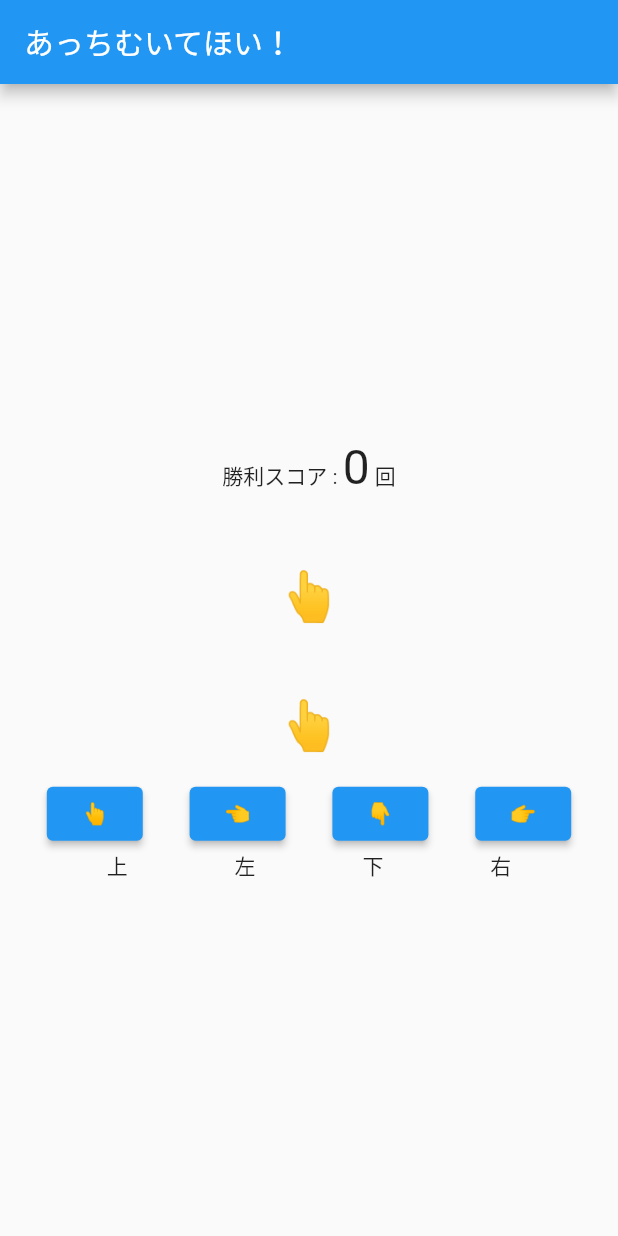
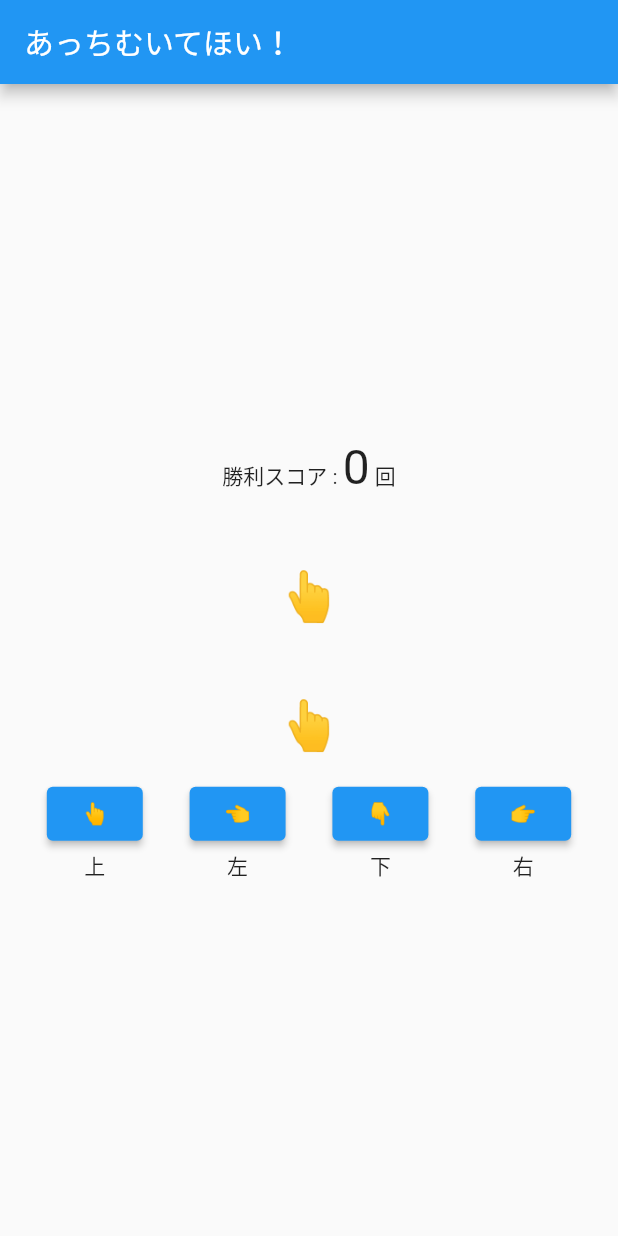
Before and after one commit to masiro0000/attimuitehoi22_12_31, a Flutter app: the screen it shows after launch, on a phone screen of 412 x 824 dp. Run offline on Flutter 3.47's test engine with Material 2 defaults, Android fonts, the phone set to English and light mode, and no system bars.

Commit message:
ボタンと文字の関係性について

```diff
--- a/lib/main.dart
+++ b/lib/main.dart
@@ -119,39 +119,51 @@ class _AttimuitePageState extends State<AttimuitePage> {
             Row(
               mainAxisAlignment: MainAxisAlignment.spaceEvenly,
               children: [
+                /// ボタンの真下に文字があった方が揃っていて気持ちいい
+                Column(
+                  children: [
                     ElevatedButton(
                       onPressed: () {
                         selectHand('👆');
                       },
                       child: const Text('👆'),
                     ),
+                    const Text('上'),
+                  ],
+                ),
+                Column(
+                  children: [
                     ElevatedButton(
                       onPressed: () {
                         selectHand('👈');
                       },
                       child: const Text('👈'),
                     ),
+                    const Text('左'),
+                  ],
+                ),
+                Column(
+                  children: [
                     ElevatedButton(
                       onPressed: () {
                         selectHand('👇');
                       },
                       child: const Text('👇'),
                     ),
+                    const Text('下'),
+                  ],
+                ),
+                Column(
+                  children: [
                     ElevatedButton(
                       onPressed: () {
                         selectHand('👉');
                       },
                       child: const Text('👉'),
                     ),
+                    const Text('右'),
                   ],
                 ),
-            Row(
-              mainAxisAlignment: MainAxisAlignment.spaceEvenly,
-              children: const [
-                Text('上'),
-                Text('左'),
-                Text('下'),
-                Text('右'),
               ],
             ),
           ],
```
Lines whose indentation alone changed are shown as unchanged.
